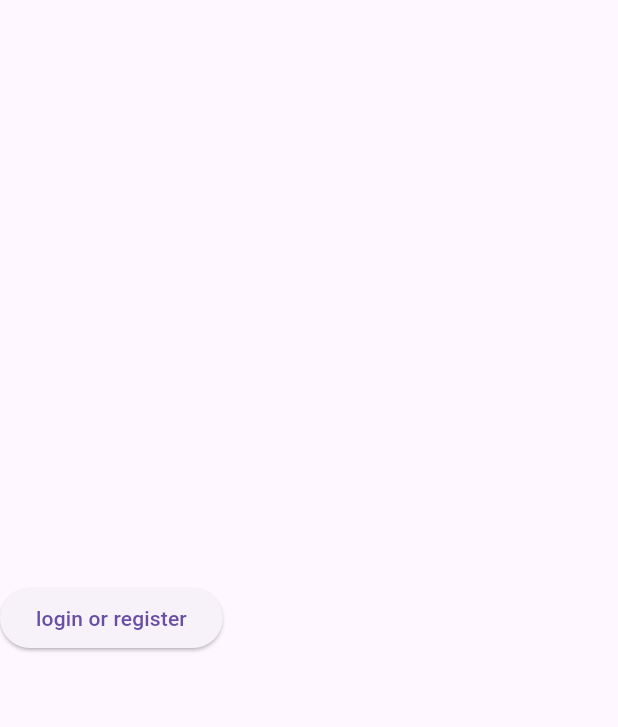
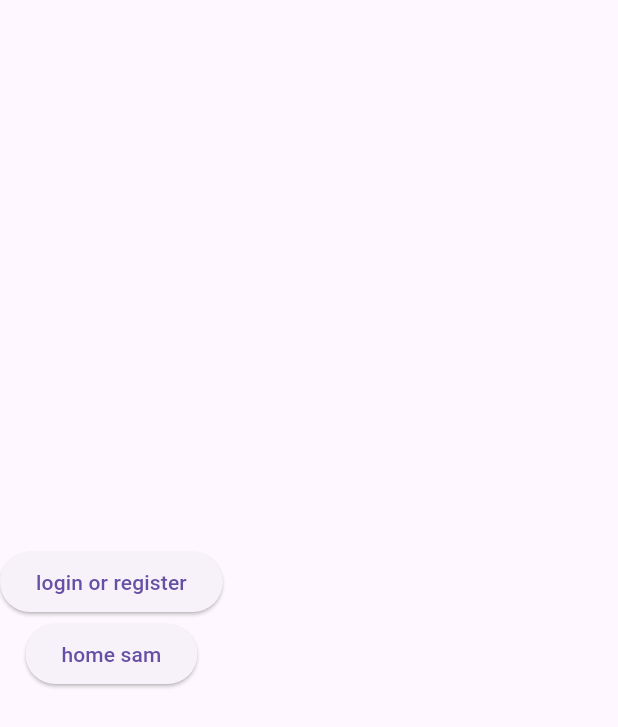
Before and after one commit to MuhammadAthalla/MELON-TVANMUDA, a Flutter app: the screen it shows after launch, on a phone screen of 412 x 824 dp. Shown: the top 727 px of the screen. Run offline on Flutter 3.47's test engine with Material 3 defaults, Android fonts, the phone set to English and light mode, and no system bars; our stand-ins replace flutter_svg, google_fonts, gradient_borders.

Commit message:
set up home screen

```diff
--- a/lib/main.dart
+++ b/lib/main.dart
@@ -1,6 +1,7 @@
 import 'package:flutter/material.dart';
 import 'package:ujikomtvanmuda/authentication/login.dart';
 import 'package:ujikomtvanmuda/authentication/register.dart';
+import 'package:ujikomtvanmuda/home/homeScreen.dart';
 import 'package:ujikomtvanmuda/splashScreen.dart';
 
 void main() {
@@ -20,7 +21,8 @@ class MyApp extends StatelessWidget {
       routes: {
         splashScreen.routeName: (context) => splashScreen(),
         LoginPage.routeName: (context) => LoginPage(),
-        RegisterPage.routeName:(context) => RegisterPage()
+        RegisterPage.routeName:(context) => RegisterPage(),
+        HomeScreen.routeName:(context) => const HomeScreen()
       },
     );
   }
--- a/lib/splashScreen.dart
+++ b/lib/splashScreen.dart
@@ -1,5 +1,6 @@
 import 'package:flutter/material.dart';
 import 'package:ujikomtvanmuda/authentication/login.dart';
+import 'package:ujikomtvanmuda/home/homeScreen.dart';
 
 class splashScreen extends StatelessWidget {
   static String routeName = 'splashScreen';
@@ -17,6 +18,10 @@ class splashScreen extends StatelessWidget {
                 Navigator.pushNamed(context, LoginPage.routeName);
               },
               child: Text("login or register")),
+          ElevatedButton(onPressed:
+          (){
+            Navigator.pushNamed(context, HomeScreen.routeName);
+          }, child: Text("home sam"))
         ],
       ),
     );
```
Also changed, not shown: lib/home/homeScreen.dart (added, +11 -0 lines).
